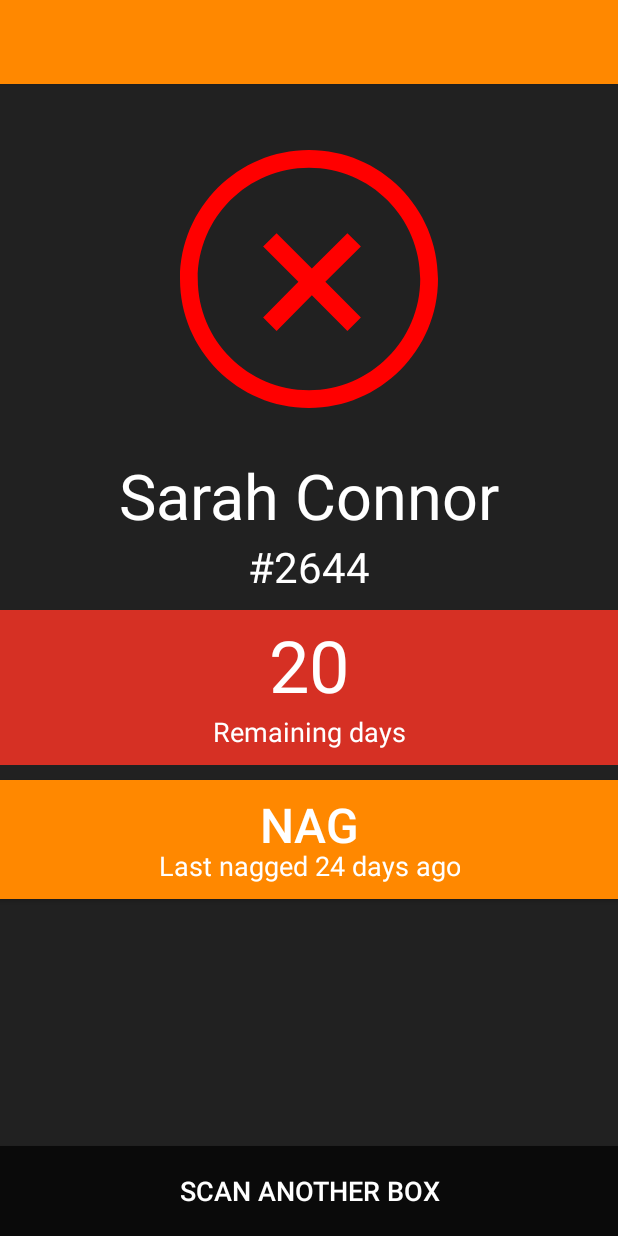
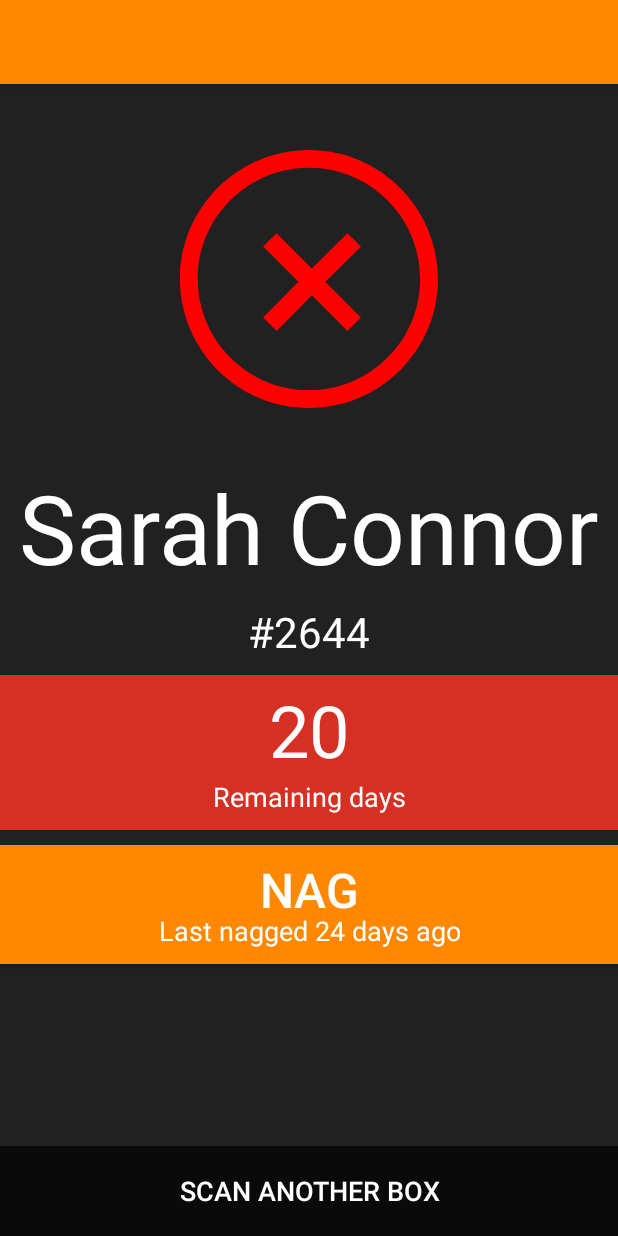
Before and after one commit to makerspace/BoxTerminator-App, an Android app: the TerminationResultActivity screen opened directly, with no data from a screen before it, on a phone screen of 412 x 824 dp. Run offline under Robolectric (Android 15) with nearby library versions, the light colour scheme and no system bars; 4 statements that could not run were skipped.

Commit message:
Fix some bugs in scanning result ui

```diff
--- a/app/src/main/java/stockholm/makerspace/boxterminator/termination/result/TerminationResultActivity.kt
+++ b/app/src/main/java/stockholm/makerspace/boxterminator/termination/result/TerminationResultActivity.kt
@@ -36,6 +36,9 @@ class TerminationResultActivity : AppCompatActivity(), TerminationResultContract
                 member_validity.imageTintList = resources.getColorStateList(R.color.memberBoxMembershipValid, null)
                 member_remaining_background.background = resources.getDrawable(R.color.memberBoxMembershipValid, null)
                 terminationResultBtn.background= resources.getDrawable(R.color.memberBoxMembershipValidSecondary, null)
+                terminationResultBtn.visibility = View.INVISIBLE
+                member_last_nag.visibility = View.INVISIBLE
+
                 member_remaining.text = "${member.expire_date}"
                 member_remaining_sub.text = "Expiration date"
             }
@@ -44,6 +47,8 @@ class TerminationResultActivity : AppCompatActivity(), TerminationResultContract
                 member_validity.imageTintList = resources.getColorStateList(R.color.memberBoxMembershipInvalid, null)
                 member_remaining_background.background = resources.getDrawable(R.color.memberBoxMembershipInvalid, null)
                 terminationResultBtn.background= resources.getDrawable(R.color.memberBoxMembershipInvalidSecondary, null)
+                terminationResultBtn.visibility = View.VISIBLE
+                member_last_nag.visibility = View.VISIBLE
 
                 val expireDate = DateTime(member.expire_date)
                 val daysInBetween = Days.daysBetween(expireDate, now).days
@@ -65,6 +70,8 @@ class TerminationResultActivity : AppCompatActivity(), TerminationResultContract
                 member_validity.imageTintList = resources.getColorStateList(R.color.memberBoxMembershipVeryOld, null)
                 member_remaining_background.background = resources.getDrawable(R.color.memberBoxMembershipVeryOld, null)
                 terminationResultBtn.background = resources.getDrawable(R.color.memberBoxMembershipVeryOldSecondary, null)
+                terminationResultBtn.visibility = View.VISIBLE
+                member_last_nag.visibility = View.VISIBLE
 
                 val expireDate = DateTime(member.expire_date)
                 val daysInBetween = Days.daysBetween(expireDate, now).days
--- a/app/src/main/res/layout/termination_result_activity.xml
+++ b/app/src/main/res/layout/termination_result_activity.xml
@@ -33,12 +33,20 @@
     </android.support.design.widget.AppBarLayout>
 
     <TextView
-            android:layout_width="wrap_content"
-            android:layout_height="wrap_content" android:id="@+id/member_name"
+            android:layout_width="match_parent"
+            android:layout_height="100dp" android:id="@+id/member_name"
             android:textColor="@android:color/white" android:text="Sarah Connor" android:textSize="42sp"
             android:layout_marginTop="30dp" app:layout_constraintTop_toBottomOf="@+id/member_validity"
-            android:layout_marginEnd="8dp" app:layout_constraintEnd_toEndOf="parent" android:layout_marginStart="8dp"
-            app:layout_constraintStart_toStartOf="parent"/>
+            android:layout_marginEnd="12dp" app:layout_constraintEnd_toEndOf="parent" android:layout_marginStart="12dp"
+            app:layout_constraintStart_toStartOf="parent"
+            android:textAlignment="center"
+            android:gravity="center"
+            android:autoSizeTextType="uniform"
+            android:autoSizeMinTextSize="14sp"
+            android:autoSizeMaxTextSize="100sp"
+            android:lines="1"
+            android:autoSizeStepGranularity="2sp"
+    />
     <TextView
             android:layout_width="wrap_content"
             android:layout_height="wrap_content" android:id="@+id/member_number"
@@ -110,7 +118,7 @@
             android:text="Scan another box"
 
             android:textSize="18sp"
-            android:elevation="3dp"
+            android:elevation="10dp"
             android:textColor="@color/white"
             android:background="@color/memberBox2Back"
             android:padding="10dp"
```
